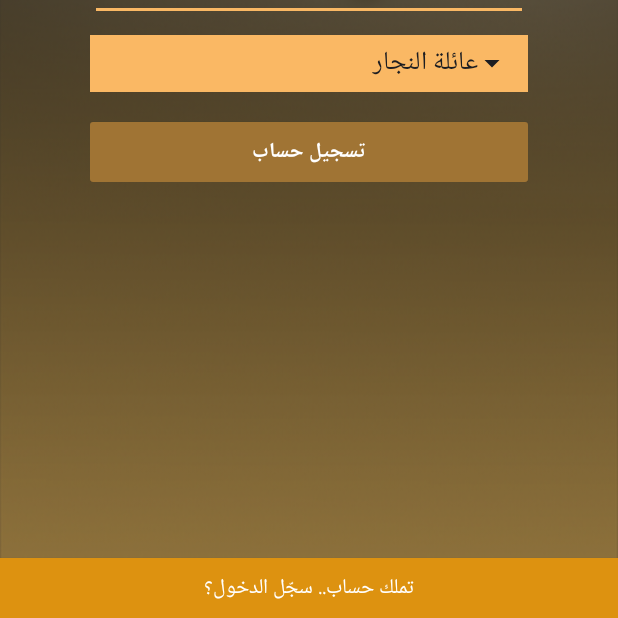
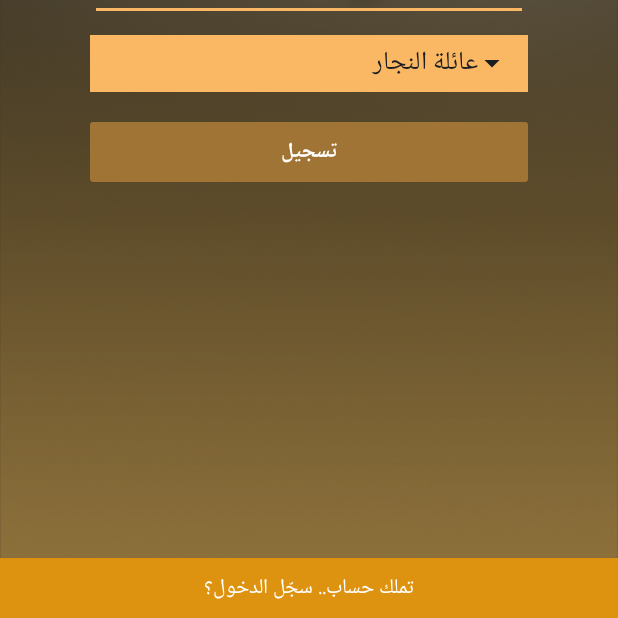
Before and after one commit to AppsValleyCompany/IbnAmmy3, an Android app: the SignUpActivity screen opened directly, with no data from a screen before it, on a phone screen of 412 x 824 dp, the part 618-1236 px from its top. Run offline under Robolectric (Android 15) with nearby library versions, the light colour scheme and no system bars; our stand-ins replace data binding.

Commit message:
change sign up text button2

```diff
--- a/app/src/main/res/layout/activity_sign_up.xml
+++ b/app/src/main/res/layout/activity_sign_up.xml
@@ -161,7 +161,7 @@
             android:layout_height="40dp"
             android:layout_marginTop="20dp"
             android:background="@drawable/signin_btn_background"
-            android:text="تسجيل حساب"
+            android:text="تسجيل"
             android:textColor="@color/white"
             android:textStyle="bold" />
     </LinearLayout>
```
